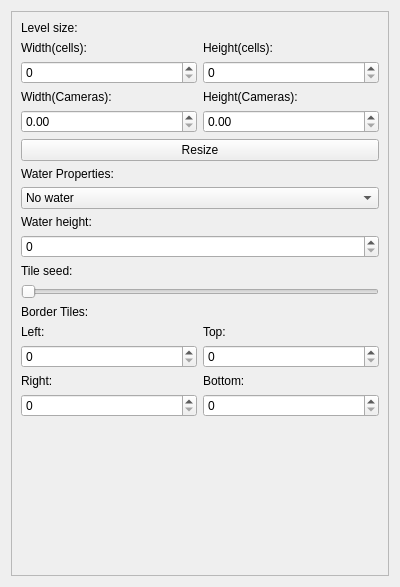
This is ui/uifiles/editors/properties.ui in timofey260/RWE-Sharp as Qt 5 draws it before an edit. The edited form follows.
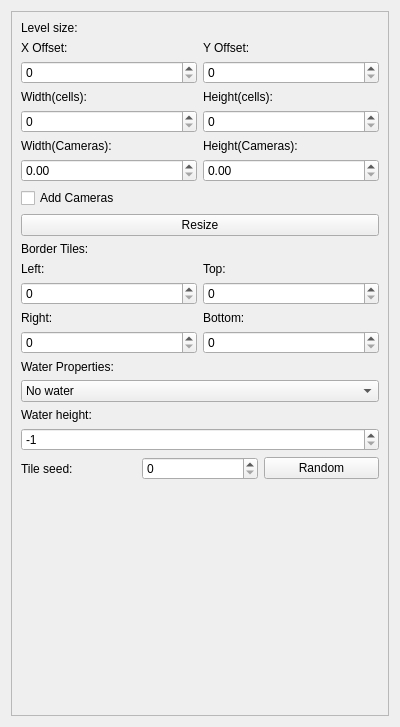
This is the edited form.

Diff of the .ui file:
```diff
--- a/ui/uifiles/editors/properties.ui
+++ b/ui/uifiles/editors/properties.ui
@@ -7,7 +7,7 @@
     <x>0</x>
     <y>0</y>
     <width>400</width>
-    <height>587</height>
+    <height>727</height>
    </rect>
   </property>
   <property name="windowTitle">
@@ -24,8 +24,8 @@
        <rect>
         <x>0</x>
         <y>0</y>
-        <width>370</width>
-        <height>579</height>
+        <width>384</width>
+        <height>711</height>
        </rect>
       </property>
       <layout class="QVBoxLayout" name="verticalLayout_2">
@@ -38,48 +38,91 @@
        </item>
        <item>
         <layout class="QGridLayout" name="gridLayout_10">
+         <item row="2" column="0">
+          <widget class="QLabel" name="ToolsPropertiesLabel">
+           <property name="text">
+            <string>Width(cells):</string>
+           </property>
+          </widget>
+         </item>
          <item row="3" column="0">
+          <widget class="QSpinBox" name="WidthCells">
+           <property name="maximum">
+            <number>1000</number>
+           </property>
+          </widget>
+         </item>
+         <item row="5" column="0">
           <widget class="QDoubleSpinBox" name="WidthCams"/>
          </item>
+         <item row="5" column="1">
+          <widget class="QDoubleSpinBox" name="HeightCams"/>
+         </item>
+         <item row="1" column="0">
+          <widget class="QSpinBox" name="XOfs">
+           <property name="maximum">
+            <number>1000</number>
+           </property>
+          </widget>
+         </item>
          <item row="2" column="1">
+          <widget class="QLabel" name="ToolsPropertiesLabel_2">
+           <property name="text">
+            <string>Height(cells):</string>
+           </property>
+          </widget>
+         </item>
+         <item row="1" column="1">
+          <widget class="QSpinBox" name="YOfs">
+           <property name="maximum">
+            <number>1000</number>
+           </property>
+          </widget>
+         </item>
+         <item row="3" column="1">
+          <widget class="QSpinBox" name="HeightCells">
+           <property name="maximum">
+            <number>1000</number>
+           </property>
+          </widget>
+         </item>
+         <item row="4" column="1">
           <widget class="QLabel" name="ToolsPropertiesLabel_10">
            <property name="text">
             <string>Height(Cameras):</string>
            </property>
           </widget>
          </item>
-         <item row="2" column="0">
+         <item row="4" column="0">
           <widget class="QLabel" name="ToolsPropertiesLabel_8">
            <property name="text">
             <string>Width(Cameras):</string>
            </property>
           </widget>
          </item>
-         <item row="1" column="1">
-          <widget class="QSpinBox" name="HeightCells"/>
-         </item>
-         <item row="0" column="1">
-          <widget class="QLabel" name="ToolsPropertiesLabel_2">
-           <property name="text">
-            <string>Height(cells):</string>
-           </property>
-          </widget>
-         </item>
-         <item row="3" column="1">
-          <widget class="QDoubleSpinBox" name="HeightCams"/>
-         </item>
          <item row="0" column="0">
-          <widget class="QLabel" name="ToolsPropertiesLabel">
+          <widget class="QLabel" name="ToolsPropertiesLabel_3">
            <property name="text">
-            <string>Width(cells):</string>
+            <string>X Offset:</string>
            </property>
           </widget>
          </item>
-         <item row="1" column="0">
-          <widget class="QSpinBox" name="WidthCells"/>
+         <item row="0" column="1">
+          <widget class="QLabel" name="ToolsPropertiesLabel_4">
+           <property name="text">
+            <string>Y Offset:</string>
+           </property>
+          </widget>
          </item>
         </layout>
        </item>
+       <item>
+        <widget class="QCheckBox" name="AddCameras">
+         <property name="text">
+          <string>Add Cameras</string>
+         </property>
+        </widget>
+       </item>
        <item>
         <widget class="QPushButton" name="Resize">
          <property name="text">
@@ -87,6 +130,73 @@
          </property>
         </widget>
        </item>
+       <item>
+        <widget class="QLabel" name="ToolsPropertiesLabel_11">
+         <property name="text">
+          <string>Border Tiles:</string>
+         </property>
+        </widget>
+       </item>
+       <item>
+        <layout class="QGridLayout" name="gridLayout">
+         <item row="1" column="1">
+          <widget class="QSpinBox" name="BorderTop">
+           <property name="maximum">
+            <number>1000</number>
+           </property>
+          </widget>
+         </item>
+         <item row="3" column="1">
+          <widget class="QSpinBox" name="BorderBottom">
+           <property name="maximum">
+            <number>1000</number>
+           </property>
+          </widget>
+         </item>
+         <item row="0" column="0">
+          <widget class="QLabel" name="label">
+           <property name="text">
+            <string>Left:</string>
+           </property>
+          </widget>
+         </item>
+         <item row="3" column="0">
+          <widget class="QSpinBox" name="BorderRight">
+           <property name="maximum">
+            <number>1000</number>
+           </property>
+          </widget>
+         </item>
+         <item row="1" column="0">
+          <widget class="QSpinBox" name="BorderLeft">
+           <property name="maximum">
+            <number>1000</number>
+           </property>
+          </widget>
+         </item>
+         <item row="0" column="1">
+          <widget class="QLabel" name="label_2">
+           <property name="text">
+            <string>Top:</string>
+           </property>
+          </widget>
+         </item>
+         <item row="2" column="1">
+          <widget class="QLabel" name="label_3">
+           <property name="text">
+            <string>Bottom:</string>
+           </property>
+          </widget>
+         </item>
+         <item row="2" column="0">
+          <widget class="QLabel" name="label_4">
+           <property name="text">
+            <string>Right:</string>
+           </property>
+          </widget>
+         </item>
+        </layout>
+       </item>
        <item>
         <widget class="QLabel" name="ToolsPropertiesLabel_6">
          <property name="text">
@@ -127,70 +237,39 @@
            <property name="enabled">
             <bool>true</bool>
            </property>
+           <property name="minimum">
+            <number>-1</number>
+           </property>
+           <property name="maximum">
+            <number>1000</number>
+           </property>
+           <property name="value">
+            <number>-1</number>
+           </property>
           </widget>
          </item>
         </layout>
        </item>
        <item>
-        <widget class="QLabel" name="ToolsPropertiesLabel_9">
-         <property name="text">
-          <string>Tile seed:</string>
-         </property>
-        </widget>
-       </item>
-       <item>
-        <widget class="QSlider" name="TileSeed">
-         <property name="orientation">
-          <enum>Qt::Orientation::Horizontal</enum>
-         </property>
-        </widget>
-       </item>
-       <item>
-        <widget class="QLabel" name="ToolsPropertiesLabel_11">
-         <property name="text">
-          <string>Border Tiles:</string>
-         </property>
-        </widget>
-       </item>
-       <item>
-        <layout class="QGridLayout" name="gridLayout">
-         <item row="1" column="1">
-          <widget class="QSpinBox" name="BorderTop"/>
-         </item>
-         <item row="3" column="1">
-          <widget class="QSpinBox" name="BorderBottom"/>
-         </item>
-         <item row="0" column="0">
-          <widget class="QLabel" name="label">
+        <layout class="QHBoxLayout" name="horizontalLayout">
+         <item>
+          <widget class="QLabel" name="ToolsPropertiesLabel_9">
            <property name="text">
-            <string>Left:</string>
+            <string>Tile seed:</string>
            </property>
           </widget>
          </item>
-         <item row="3" column="0">
-          <widget class="QSpinBox" name="BorderRight"/>
-         </item>
-         <item row="1" column="0">
-          <widget class="QSpinBox" name="BorderLeft"/>
-         </item>
-         <item row="0" column="1">
-          <widget class="QLabel" name="label_2">
-           <property name="text">
-            <string>Top:</string>
+         <item>
+          <widget class="QSpinBox" name="TileSeedSpin">
+           <property name="maximum">
+            <number>1000</number>
            </property>
           </widget>
          </item>
-         <item row="2" column="1">
-          <widget class="QLabel" name="label_3">
+         <item>
+          <widget class="QPushButton" name="TileSeedRandom">
            <property name="text">
-            <string>Bottom:</string>
-           </property>
-          </widget>
-         </item>
-         <item row="2" column="0">
-          <widget class="QLabel" name="label_4">
-           <property name="text">
-            <string>Right:</string>
+            <string>Random</string>
            </property>
           </widget>
          </item>
```
